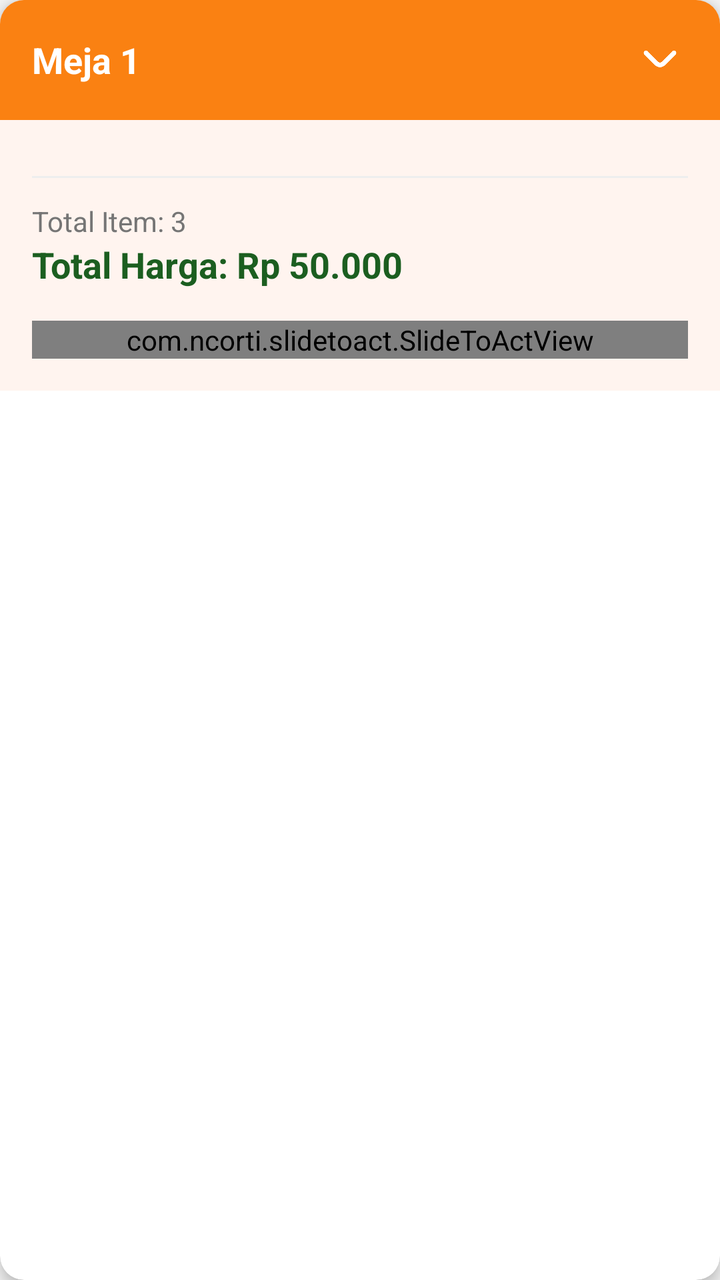
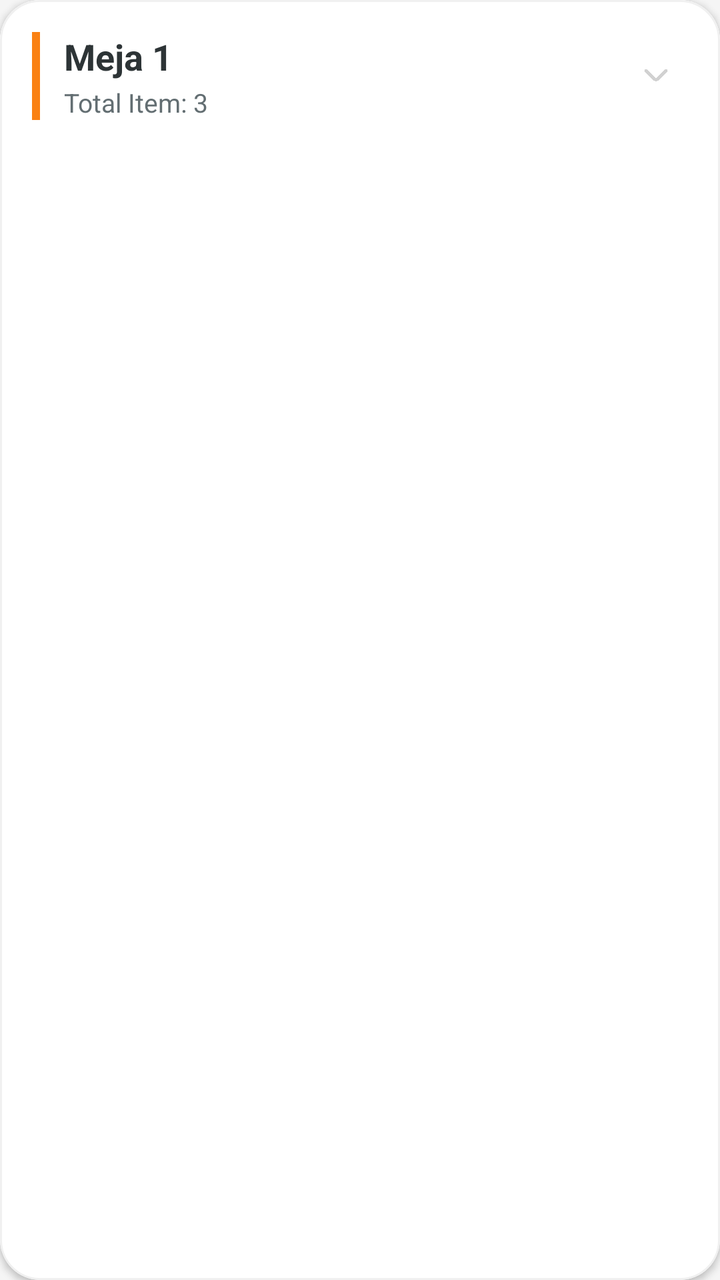

Two renders of the same Android screen: before a commit and after it. Below are the layout's source before the change and the commit's diff.
<!-- AndroidManifest.xml: application theme Theme.Laundry -->
<!-- res/layout/item_status_cashier.xml -->
<?xml version="1.0" encoding="utf-8"?>
<com.google.android.material.card.MaterialCardView
    xmlns:android="http://schemas.android.com/apk/res/android"
    xmlns:app="http://schemas.android.com/apk/res-auto"
    android:layout_width="match_parent"
    android:layout_height="wrap_content"
    android:layout_marginHorizontal="16dp"
    android:layout_marginVertical="8dp"
    app:cardCornerRadius="12dp"
    app:cardElevation="4dp"
    app:strokeWidth="0dp">

    <LinearLayout
        android:layout_width="match_parent"
        android:layout_height="wrap_content"
        android:orientation="vertical">

        
        <LinearLayout
            android:id="@+id/layoutCashierHeader"
            android:layout_width="match_parent"
            android:layout_height="wrap_content"
            android:background="@color/orange_nav"
            android:gravity="center_vertical"
            android:orientation="horizontal"
            android:padding="16dp">

            <TextView
                android:id="@+id/tvTableName"
                android:layout_width="0dp"
                android:layout_height="wrap_content"
                android:layout_weight="1"
                android:text="Meja 1"
                android:textColor="#FFFFFF"
                android:textSize="18sp"
                android:textStyle="bold" />

            <ImageView
                android:id="@+id/btnDrop"
                android:layout_width="28dp"
                android:layout_height="28dp"
                android:src="@drawable/img_14"
                app:tint="#FFFFFF" />
        </LinearLayout>

        
        <LinearLayout
            android:layout_width="match_parent"
            android:layout_height="wrap_content"
            android:orientation="vertical"
            android:background="@color/w"
            android:padding="16dp">

            <androidx.recyclerview.widget.RecyclerView
                android:id="@+id/rvOrderItems"
                android:layout_width="match_parent"
                android:layout_height="wrap_content" />

            <View
                android:layout_width="match_parent"
                android:layout_height="1dp"
                android:layout_marginVertical="12dp"
                android:background="#EEEEEE" />

            <LinearLayout
                android:layout_width="match_parent"
                android:layout_height="wrap_content"
                android:orientation="vertical">

                <TextView
                    android:id="@+id/tvTotalItems"
                    android:layout_width="wrap_content"
                    android:layout_height="wrap_content"
                    android:text="Total Item: 3"
                    android:textColor="#757575"
                    android:textSize="14sp" />

                <TextView
                    android:id="@+id/tvTotalPrice"
                    android:layout_width="wrap_content"
                    android:layout_height="wrap_content"
                    android:text="Total Harga: Rp 50.000"
                    android:textColor="#1B5E20"
                    android:textSize="18sp"
                    android:textStyle="bold" />
            </LinearLayout>

            <com.ncorti.slidetoact.SlideToActView
                android:id="@+id/btnDone"
                android:layout_width="match_parent"
                android:layout_height="wrap_content"
                android:layout_marginTop="16dp"
                app:area_margin="4dp"
                app:inner_color="@color/white"
                app:outer_color="@color/orange_nav"
                app:text="Swipe to pay"
                app:text_style="bold"
                app:slider_icon="@drawable/img_8"
                app:icon_margin="10dp"
                app:slider_icon_color="@color/black"
                app:text_size="14sp"
                app:slider_height="50dp"
                app:bump_vibration="50" />
        </LinearLayout>

    </LinearLayout>
</com.google.android.material.card.MaterialCardView>
<!-- resources referenced by this layout -->
<resources>
  <color name="black">#000000</color>
  <color name="orange_nav">#FA8112</color>
  <color name="w">#fff4ef</color>
  <color name="white">#ffffff</color>
  <!-- drawable img_14: png bitmap (drawable, 3268 bytes) -->
  <!-- drawable img_8: png bitmap (drawable, 5358 bytes) -->
  <style name="Theme.Laundry" parent="Theme.MaterialComponents.DayNight.DarkActionBar">
          
          <item name="colorPrimary">@color/button</item>
          <item name="colorPrimaryVariant">@color/button</item>
          <item name="colorOnPrimary">@color/white</item>
          
  
          <item name="colorSecondaryVariant">@color/black</item>
          <item name="colorOnSecondary">@color/text</item>
          
          <item name="android:statusBarColor">?attr/colorPrimaryVariant</item>
          
          <item name="android:windowBackground">@color/background</item>
      </style>
  <color name="button">#6200EE</color>
  <color name="text">#212121</color>
  <color name="background">#F5F5F5</color>
</resources>

<!-- the commit's change to res/layout/item_status_cashier.xml (unified diff, before → after) -->
@@ -6,55 +6,87 @@
     android:layout_height="wrap_content"
     android:layout_marginHorizontal="16dp"
     android:layout_marginVertical="8dp"
-    app:cardCornerRadius="12dp"
-    app:cardElevation="4dp"
-    app:strokeWidth="0dp">
+    app:cardCornerRadius="20dp"
+    app:cardElevation="2dp"
+    app:strokeWidth="1dp"
+    app:strokeColor="#F0F0F0">
 
     <LinearLayout
         android:layout_width="match_parent"
         android:layout_height="wrap_content"
-        android:orientation="vertical">
+        android:orientation="vertical"
+        android:animateLayoutChanges="true">
 
         
-        <LinearLayout
+        <androidx.constraintlayout.widget.ConstraintLayout
             android:id="@+id/layoutCashierHeader"
             android:layout_width="match_parent"
             android:layout_height="wrap_content"
-            android:background="@color/orange_nav"
-            android:gravity="center_vertical"
-            android:orientation="horizontal"
+            android:background="@color/white"
             android:padding="16dp">
+
+            <View
+                android:id="@+id/viewCashierStatus"
+                android:layout_width="4dp"
+                android:layout_height="0dp"
+                android:background="@color/orange_nav"
+                app:layout_constraintStart_toStartOf="parent"
+                app:layout_constraintTop_toTopOf="@id/tvTableName"
+                app:layout_constraintBottom_toBottomOf="@id/tvTotalItems" />
 
             <TextView
                 android:id="@+id/tvTableName"
                 android:layout_width="0dp"
                 android:layout_height="wrap_content"
-                android:layout_weight="1"
                 android:text="Meja 1"
-                android:textColor="#FFFFFF"
+                android:textColor="#2D3436"
                 android:textSize="18sp"
-                android:textStyle="bold" />
+                android:textStyle="bold"
+                android:layout_marginStart="12dp"
+                app:layout_constraintStart_toEndOf="@id/viewCashierStatus"
+                app:layout_constraintTop_toTopOf="parent"
+                app:layout_constraintEnd_toStartOf="@id/btnDrop" />
+
+            <TextView
+                android:id="@+id/tvTotalItems"
+                android:layout_width="0dp"
+                android:layout_height="wrap_content"
+                android:text="Total Item: 3"
+                android:textColor="#636E72"
+                android:textSize="13sp"
+                android:layout_marginTop="2dp"
+                app:layout_constraintStart_toStartOf="@id/tvTableName"
+                app:layout_constraintTop_toBottomOf="@id/tvTableName"
+                app:layout_constraintEnd_toStartOf="@id/btnDrop" />
 
             <ImageView
                 android:id="@+id/btnDrop"
-                android:layout_width="28dp"
-                android:layout_height="28dp"
+                android:layout_width="32dp"
+                android:layout_height="32dp"
                 android:src="@drawable/img_14"
-                app:tint="#FFFFFF" />
-        </LinearLayout>
+                android:padding="6dp"
+                android:background="?attr/selectableItemBackgroundBorderless"
+                app:tint="#D1D1D1"
+                app:layout_constraintEnd_toEndOf="parent"
+                app:layout_constraintTop_toTopOf="parent"
+                app:layout_constraintBottom_toBottomOf="parent" />
+        </androidx.constraintlayout.widget.ConstraintLayout>
 
         
         <LinearLayout
+            android:id="@+id/layoutExpandedCashier"
             android:layout_width="match_parent"
             android:layout_height="wrap_content"
             android:orientation="vertical"
-            android:background="@color/w"
+            android:background="#FAFAFA"
+            android:visibility="gone"
             android:padding="16dp">
 
             <androidx.recyclerview.widget.RecyclerView
                 android:id="@+id/rvOrderItems"
                 android:layout_width="match_parent"
-                android:layout_height="wrap_content" />
+                android:layout_height="wrap_content"
+                android:nestedScrollingEnabled="false" />
 
             <View
                 android:layout_width="match_parent"
@@ -62,28 +94,28 @@
                 android:layout_marginVertical="12dp"
                 android:background="#EEEEEE" />
 
-            <LinearLayout
+            <RelativeLayout
                 android:layout_width="match_parent"
-                android:layout_height="wrap_content"
-                android:orientation="vertical">
+                android:layout_height="wrap_content">
 
                 <TextView
-                    android:id="@+id/tvTotalItems"
                     android:layout_width="wrap_content"
                     android:layout_height="wrap_content"
-                    android:text="Total Item: 3"
-                    android:textColor="#757575"
-                    android:textSize="14sp" />
+                    android:text="Total Tagihan"
+                    android:textColor="#9E9E9E"
+                    android:textSize="12sp"
+                    android:layout_centerVertical="true"/>
 
                 <TextView
                     android:id="@+id/tvTotalPrice"
                     android:layout_width="wrap_content"
                     android:layout_height="wrap_content"
-                    android:text="Total Harga: Rp 50.000"
-                    android:textColor="#1B5E20"
+                    android:text="Rp 50.000"
+                    android:textColor="@color/orange_nav"
                     android:textSize="18sp"
-                    android:textStyle="bold" />
-            </LinearLayout>
+                    android:textStyle="bold"
+                    android:layout_alignParentEnd="true" />
+            </RelativeLayout>
 
             <com.ncorti.slidetoact.SlideToActView
                 android:id="@+id/btnDone"
@@ -93,13 +125,13 @@
                 app:area_margin="4dp"
                 app:inner_color="@color/white"
                 app:outer_color="@color/orange_nav"
-                app:text="Swipe to pay"
+                app:text="Geser untuk Bayar"
                 app:text_style="bold"
                 app:slider_icon="@drawable/img_8"
                 app:icon_margin="10dp"
                 app:slider_icon_color="@color/black"
                 app:text_size="14sp"
-                app:slider_height="50dp"
+                app:slider_height="52dp"
                 app:bump_vibration="50" />
         </LinearLayout>
 
<!-- resource entries referenced after the edit -->
@@ -2,7 +2,6 @@
 <resources>
   <color name="black">#000000</color>
   <color name="orange_nav">#FA8112</color>
-  <color name="w">#fff4ef</color>
   <color name="white">#ffffff</color>
   <!-- drawable img_14: png bitmap (drawable, 3268 bytes) -->
   <!-- drawable img_8: png bitmap (drawable, 5358 bytes) -->
